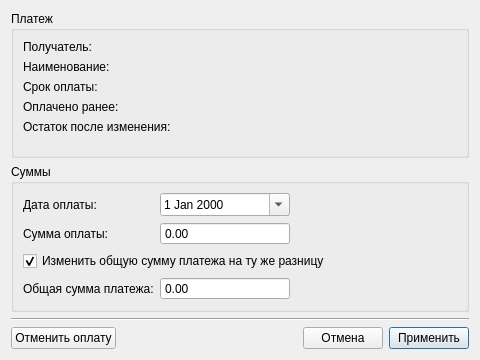
Old version of the form designer/ui/paymentamountdialog.ui in the repository Aleee/FinanceCalender.
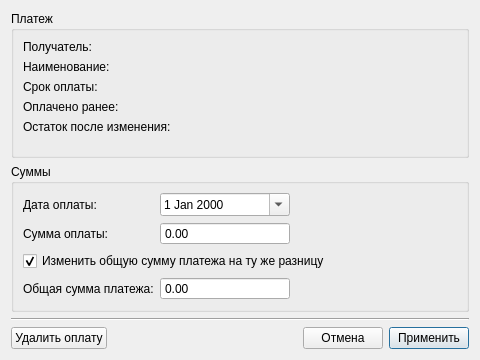
New version of the form.

What changed in the file:
```diff
--- a/designer/ui/paymentamountdialog.ui
+++ b/designer/ui/paymentamountdialog.ui
@@ -271,7 +271,7 @@
         <string>Удалить эту оплату: платеж вернется в неоплаченное состояние на сумму оплаты</string>
        </property>
        <property name="text">
-        <string>Отменить оплату</string>
+        <string>Удалить оплату</string>
        </property>
        <property name="autoDefault">
         <bool>false</bool>
```
